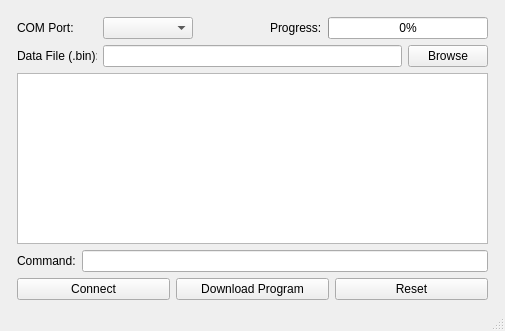
This is host/DesktopApp/mainwindow.ui in matlshen/PicoBoot as Qt 5 draws it before an edit. The edited form follows.
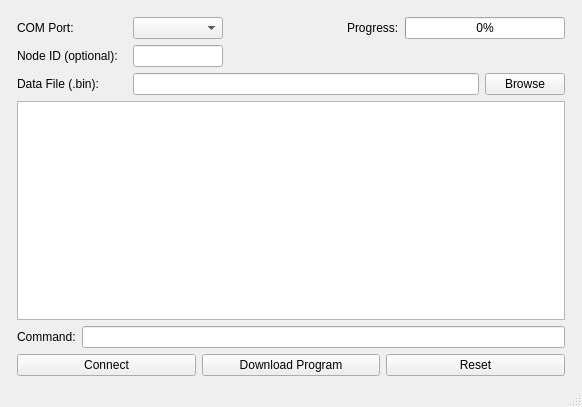
This is the edited form.

Commit message: Added node ID

Patch:
```diff
--- a/host/DesktopApp/mainwindow.ui
+++ b/host/DesktopApp/mainwindow.ui
@@ -6,8 +6,8 @@
    <rect>
     <x>0</x>
     <y>0</y>
-    <width>505</width>
-    <height>331</height>
+    <width>582</width>
+    <height>407</height>
    </rect>
   </property>
   <property name="windowTitle">
@@ -35,13 +35,13 @@
          <widget class="QLabel" name="label">
           <property name="minimumSize">
            <size>
-            <width>80</width>
+            <width>110</width>
             <height>0</height>
            </size>
           </property>
           <property name="maximumSize">
            <size>
-            <width>80</width>
+            <width>110</width>
             <height>16777215</height>
            </size>
           </property>
@@ -104,19 +104,74 @@
         </item>
        </layout>
       </item>
+      <item>
+       <layout class="QHBoxLayout" name="horizontalLayout_3">
+        <property name="topMargin">
+         <number>0</number>
+        </property>
+        <item>
+         <widget class="QLabel" name="label_5">
+          <property name="minimumSize">
+           <size>
+            <width>110</width>
+            <height>0</height>
+           </size>
+          </property>
+          <property name="maximumSize">
+           <size>
+            <width>110</width>
+            <height>16777215</height>
+           </size>
+          </property>
+          <property name="text">
+           <string>Node ID (optional):</string>
+          </property>
+         </widget>
+        </item>
+        <item>
+         <widget class="QLineEdit" name="nodeIdLineEdit">
+          <property name="minimumSize">
+           <size>
+            <width>90</width>
+            <height>0</height>
+           </size>
+          </property>
+          <property name="maximumSize">
+           <size>
+            <width>90</width>
+            <height>16777215</height>
+           </size>
+          </property>
+         </widget>
+        </item>
+        <item>
+         <spacer name="horizontalSpacer_2">
+          <property name="orientation">
+           <enum>Qt::Horizontal</enum>
+          </property>
+          <property name="sizeHint" stdset="0">
+           <size>
+            <width>40</width>
+            <height>20</height>
+           </size>
+          </property>
+         </spacer>
+        </item>
+       </layout>
+      </item>
       <item>
        <layout class="QHBoxLayout" name="horizontalLayout2">
         <item>
          <widget class="QLabel" name="label_2">
           <property name="minimumSize">
            <size>
-            <width>80</width>
+            <width>110</width>
             <height>0</height>
            </size>
           </property>
           <property name="maximumSize">
            <size>
-            <width>80</width>
+            <width>110</width>
             <height>16777215</height>
            </size>
           </property>
```
Left out of the diff: 2 changed lines with no effect on the pictures. The commit also changes 8 other files.
